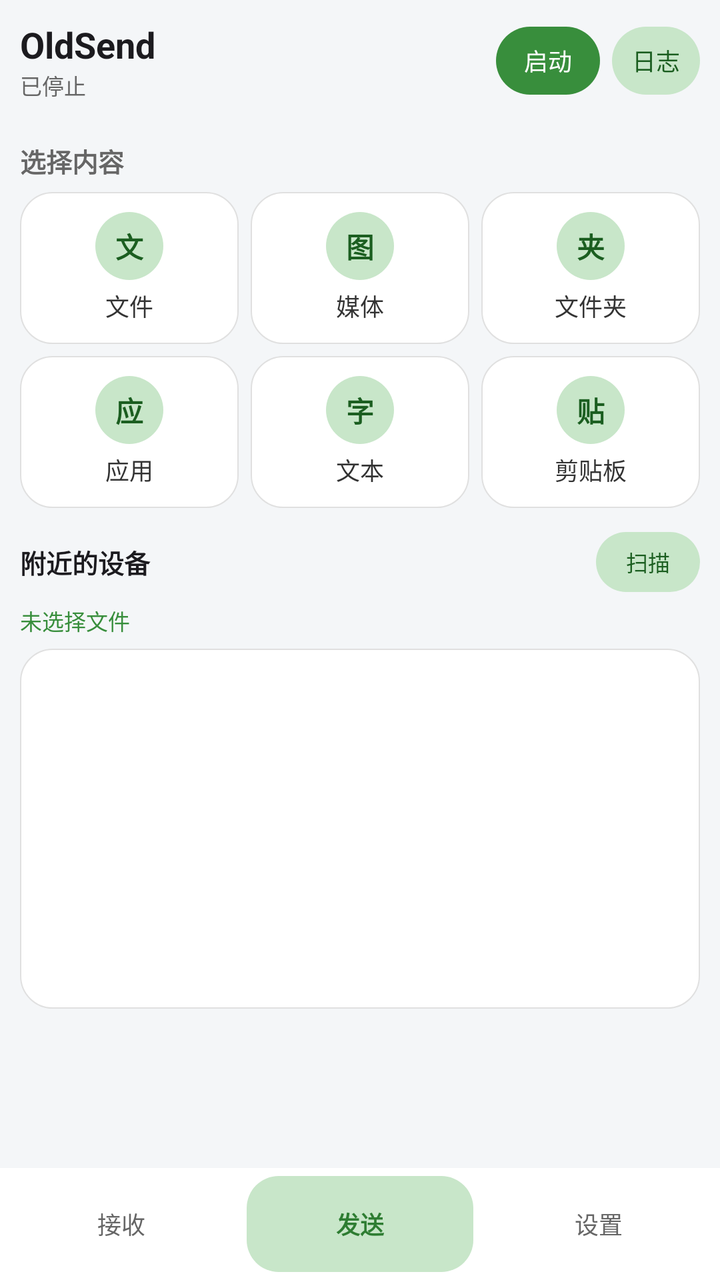
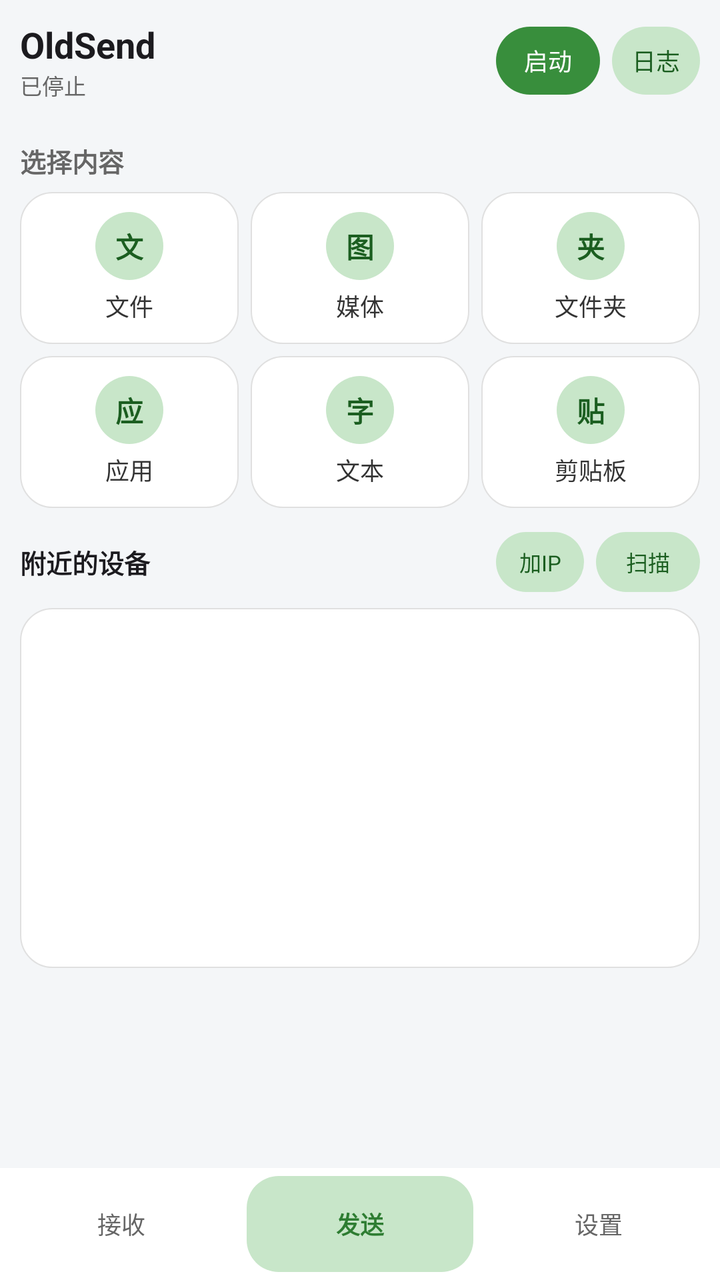

Compare the two renders of this Android layout. The source of the first and the diff that turns it into the second are given below.
<!-- AndroidManifest.xml: application theme android:Theme.Light -->
<!-- res/layout/activity_main.xml -->
<?xml version="1.0" encoding="utf-8"?>
<LinearLayout xmlns:android="http://schemas.android.com/apk/res/android"
    android:orientation="vertical"
    android:layout_width="match_parent"
    android:layout_height="match_parent"
    android:background="#F4F6F8">

    
    <LinearLayout
        android:layout_width="match_parent"
        android:layout_height="wrap_content"
        android:orientation="horizontal"
        android:padding="10dp"
        android:gravity="center_vertical">
        <LinearLayout
            android:layout_width="0dp"
            android:layout_weight="1"
            android:layout_height="wrap_content"
            android:orientation="vertical">
            <TextView
                android:layout_width="wrap_content"
                android:layout_height="wrap_content"
                android:text="OldSend"
                android:textSize="18sp"
                android:textStyle="bold"
                android:textColor="#1C1B1F"/>
            <TextView
                android:id="@+id/status"
                android:layout_width="wrap_content"
                android:layout_height="wrap_content"
                android:textSize="11sp"
                android:textColor="#666666"
                android:singleLine="true"
                android:ellipsize="end"
                android:text="已停止"/>
        </LinearLayout>
        <Button android:id="@+id/toggle" android:layout_width="wrap_content" android:layout_height="34dp" android:text="启动" android:textSize="12sp" android:background="@drawable/btn_md3_primary" android:textColor="#FFFFFF" android:minHeight="0dp" android:minWidth="52dp" android:paddingLeft="10dp" android:paddingRight="10dp"/>
        <Button android:id="@+id/btn_log" android:layout_width="wrap_content" android:layout_height="34dp" android:text="日志" android:textSize="12sp" android:background="@drawable/btn_md3_secondary" android:textColor="#1B5E20" android:layout_marginLeft="6dp" android:minHeight="0dp" android:minWidth="44dp" android:paddingLeft="10dp" android:paddingRight="10dp"/>
    </LinearLayout>

    <FrameLayout
        android:layout_width="match_parent"
        android:layout_height="0dp"
        android:layout_weight="1">

        
        <ScrollView
            android:id="@+id/page_send"
            android:layout_width="match_parent"
            android:layout_height="match_parent"
            android:visibility="visible"
            android:scrollbars="none">
            
            <LinearLayout
                android:layout_width="match_parent"
                android:layout_height="wrap_content"
                android:orientation="vertical"
                android:padding="10dp">
                
                <TextView android:id="@+id/tv_select_title" android:layout_width="wrap_content" android:layout_height="wrap_content" android:text="选择内容" android:textSize="13sp" android:textStyle="bold" android:textColor="#666666" android:layout_marginBottom="6dp"/>
                
                <LinearLayout android:orientation="horizontal" android:layout_width="match_parent" android:layout_height="wrap_content" android:weightSum="3">
                    <LinearLayout android:id="@+id/card_file" android:orientation="vertical" android:layout_width="0dp" android:layout_weight="1" android:layout_height="76dp" android:background="@drawable/bg_md3_card" android:tag="card" android:gravity="center" android:layout_marginRight="6dp">
                        <TextView android:id="@+id/tv_icon" android:layout_width="34dp" android:layout_height="34dp" android:background="@drawable/bg_icon_circle" android:gravity="center" android:text="文" android:textColor="#1B5E20" android:textStyle="bold" android:textSize="14sp"/>
                        <TextView android:id="@+id/tv_name" android:layout_width="wrap_content" android:layout_height="wrap_content" android:text="文件" android:textSize="12sp" android:layout_marginTop="4dp" android:textColor="#333"/>
                    </LinearLayout>
                    <LinearLayout android:id="@+id/card_media" android:orientation="vertical" android:layout_width="0dp" android:layout_weight="1" android:layout_height="76dp" android:background="@drawable/bg_md3_card" android:tag="card" android:gravity="center" android:layout_marginRight="6dp">
                        <TextView android:id="@+id/tv_icon" android:layout_width="34dp" android:layout_height="34dp" android:background="@drawable/bg_icon_circle" android:gravity="center" android:text="图" android:textColor="#1B5E20" android:textStyle="bold" android:textSize="14sp"/>
                        <TextView android:id="@+id/tv_name" android:layout_width="wrap_content" android:layout_height="wrap_content" android:text="媒体" android:textSize="12sp" android:layout_marginTop="4dp" android:textColor="#333"/>
                    </LinearLayout>
                    <LinearLayout android:id="@+id/card_folder" android:orientation="vertical" android:layout_width="0dp" android:layout_weight="1" android:layout_height="76dp" android:background="@drawable/bg_md3_card" android:tag="card" android:gravity="center">
                        <TextView android:id="@+id/tv_icon" android:layout_width="34dp" android:layout_height="34dp" android:background="@drawable/bg_icon_circle" android:gravity="center" android:text="夹" android:textColor="#1B5E20" android:textStyle="bold" android:textSize="14sp"/>
                        <TextView android:id="@+id/tv_name" android:layout_width="wrap_content" android:layout_height="wrap_content" android:text="文件夹" android:textSize="12sp" android:layout_marginTop="4dp" android:textColor="#333"/>
                    </LinearLayout>
                </LinearLayout>
                
                <LinearLayout android:orientation="horizontal" android:layout_width="match_parent" android:layout_height="wrap_content" android:weightSum="3" android:layout_marginTop="6dp">
                    <LinearLayout android:id="@+id/card_app" android:orientation="vertical" android:layout_width="0dp" android:layout_weight="1" android:layout_height="76dp" android:background="@drawable/bg_md3_card" android:tag="card" android:gravity="center" android:layout_marginRight="6dp">
                        <TextView android:id="@+id/tv_icon" android:layout_width="34dp" android:layout_height="34dp" android:background="@drawable/bg_icon_circle" android:gravity="center" android:text="应" android:textColor="#1B5E20" android:textStyle="bold" android:textSize="14sp"/>
                        <TextView android:id="@+id/tv_name" android:layout_width="wrap_content" android:layout_height="wrap_content" android:text="应用" android:textSize="12sp" android:layout_marginTop="4dp" android:textColor="#333"/>
                    </LinearLayout>
                    <LinearLayout android:id="@+id/card_text" android:orientation="vertical" android:layout_width="0dp" android:layout_weight="1" android:layout_height="76dp" android:background="@drawable/bg_md3_card" android:tag="card" android:gravity="center" android:layout_marginRight="6dp">
                        <TextView android:id="@+id/tv_icon" android:layout_width="34dp" android:layout_height="34dp" android:background="@drawable/bg_icon_circle" android:gravity="center" android:text="字" android:textColor="#1B5E20" android:textStyle="bold" android:textSize="14sp"/>
                        <TextView android:id="@+id/tv_name" android:layout_width="wrap_content" android:layout_height="wrap_content" android:text="文本" android:textSize="12sp" android:layout_marginTop="4dp" android:textColor="#333"/>
                    </LinearLayout>
                    <LinearLayout android:id="@+id/card_clipboard" android:orientation="vertical" android:layout_width="0dp" android:layout_weight="1" android:layout_height="76dp" android:background="@drawable/bg_md3_card" android:tag="card" android:gravity="center">
                        <TextView android:id="@+id/tv_icon" android:layout_width="34dp" android:layout_height="34dp" android:background="@drawable/bg_icon_circle" android:gravity="center" android:text="贴" android:textColor="#1B5E20" android:textStyle="bold" android:textSize="14sp"/>
                        <TextView android:id="@+id/tv_name" android:layout_width="wrap_content" android:layout_height="wrap_content" android:text="剪贴板" android:textSize="12sp" android:layout_marginTop="4dp" android:textColor="#333"/>
                    </LinearLayout>
                </LinearLayout>

                <LinearLayout android:layout_width="match_parent" android:layout_height="wrap_content" android:orientation="horizontal" android:gravity="center_vertical" android:layout_marginTop="12dp" android:layout_marginBottom="6dp">
                    <TextView android:id="@+id/tv_nearby_title" android:layout_width="0dp" android:layout_weight="1" android:layout_height="wrap_content" android:text="附近的设备" android:textSize="13sp" android:textStyle="bold" android:textColor="#1C1B1F"/>
                    <Button android:id="@+id/scan" android:layout_width="wrap_content" android:layout_height="30dp" android:text="扫描" android:textSize="11sp" android:background="@drawable/btn_md3_secondary" android:textColor="#1B5E20" android:minHeight="0dp" android:minWidth="52dp"/>
                </LinearLayout>

                <TextView android:id="@+id/tv_selected_file" android:layout_width="match_parent" android:layout_height="wrap_content" android:textSize="11sp" android:textColor="#388E3C" android:singleLine="true" android:ellipsize="middle" android:text="未选择文件" android:layout_marginBottom="4dp"/>

                <FrameLayout android:layout_width="match_parent" android:layout_height="wrap_content" android:background="@drawable/bg_md3_card" android:tag="card" android:layout_marginTop="2dp" android:minHeight="180dp">
                    <ListView android:id="@+id/devices" android:layout_width="match_parent" android:layout_height="wrap_content" android:divider="@null" android:dividerHeight="0dp"/>
                    <TextView android:id="@+id/empty_hint" android:layout_width="wrap_content" android:layout_height="wrap_content" android:layout_gravity="center" android:text="暂无设备" android:textColor="#999999" android:textSize="13sp" android:visibility="gone"/>
                </FrameLayout>
                
                <View android:layout_width="match_parent" android:layout_height="20dp"/>
            </LinearLayout>
        </ScrollView>

        
        <ScrollView
            android:id="@+id/page_receive"
            android:layout_width="match_parent"
            android:layout_height="match_parent"
            android:visibility="gone"
            android:scrollbars="none">
            <LinearLayout
                android:layout_width="match_parent"
                android:layout_height="wrap_content"
                android:orientation="vertical"
                android:padding="10dp">
                <TextView android:id="@+id/tv_receive_title" android:layout_width="match_parent" android:layout_height="wrap_content" android:text="接收记录" android:textSize="13sp" android:textStyle="bold" android:textColor="#1C1B1F" android:layout_marginBottom="6dp"/>
                <ListView android:id="@+id/history_list" android:layout_width="match_parent" android:layout_height="wrap_content" android:background="@drawable/bg_md3_card" android:tag="card" android:divider="@null" android:dividerHeight="4dp"/>
                <View android:layout_width="match_parent" android:layout_height="20dp"/>
            </LinearLayout>
        </ScrollView>

        
        <ScrollView
            android:id="@+id/page_settings"
            android:layout_width="match_parent"
            android:layout_height="match_parent"
            android:visibility="gone">
            <LinearLayout
                android:layout_width="match_parent"
                android:layout_height="wrap_content"
                android:orientation="vertical"
                android:padding="10dp">
                
                <TextView android:id="@+id/tv_set_rx" android:layout_width="wrap_content" android:layout_height="wrap_content" android:text="接收设置" android:textSize="13sp" android:textStyle="bold" android:textColor="#666666" android:layout_marginBottom="6dp"/>

                <LinearLayout android:layout_width="match_parent" android:layout_height="52dp" android:orientation="horizontal" android:padding="14dp" android:background="@drawable/bg_md3_card" android:tag="card" android:gravity="center_vertical">
                    <TextView android:id="@+id/tv_dark" android:layout_width="0dp" android:layout_weight="1" android:layout_height="wrap_content" android:text="深色模式" android:textSize="13sp" android:textColor="#333"/>
                    <org.oldsend.ui.Md3Switch android:id="@+id/cb_dark_mode" android:layout_width="44dp" android:layout_height="26dp"/>
                </LinearLayout>

                <LinearLayout android:layout_width="match_parent" android:layout_height="52dp" android:orientation="horizontal" android:padding="14dp" android:background="@drawable/bg_md3_card" android:tag="card" android:gravity="center_vertical" android:layout_marginTop="6dp">
                    <TextView android:id="@+id/tv_auto_save" android:layout_width="0dp" android:layout_weight="1" android:layout_height="wrap_content" android:text="自动保存" android:textSize="13sp" android:textColor="#333"/>
                    <org.oldsend.ui.Md3Switch android:id="@+id/cb_auto_save" android:layout_width="44dp" android:layout_height="26dp"/>
                </LinearLayout>

                <LinearLayout android:layout_width="match_parent" android:layout_height="52dp" android:orientation="horizontal" android:padding="14dp" android:background="@drawable/bg_md3_card" android:tag="card" android:gravity="center_vertical" android:layout_marginTop="6dp">
                    <TextView android:id="@+id/tv_save_album" android:layout_width="0dp" android:layout_weight="1" android:layout_height="wrap_content" android:text="保存到相册" android:textSize="13sp" android:textColor="#333"/>
                    <org.oldsend.ui.Md3Switch android:id="@+id/cb_save_album" android:layout_width="44dp" android:layout_height="26dp"/>
                </LinearLayout>

                <LinearLayout android:layout_width="match_parent" android:layout_height="52dp" android:orientation="horizontal" android:padding="14dp" android:background="@drawable/bg_md3_card" android:tag="card" android:gravity="center_vertical" android:layout_marginTop="6dp">
                    <TextView android:id="@+id/tv_save_history" android:layout_width="0dp" android:layout_weight="1" android:layout_height="wrap_content" android:text="保存到历史记录" android:textSize="13sp" android:textColor="#333"/>
                    <org.oldsend.ui.Md3Switch android:id="@+id/cb_save_history" android:layout_width="44dp" android:layout_height="26dp"/>
                </LinearLayout>

                <LinearLayout android:layout_width="match_parent" android:layout_height="52dp" android:orientation="horizontal" android:padding="14dp" android:background="@drawable/bg_md3_card" android:tag="card" android:gravity="center_vertical" android:layout_marginTop="6dp">
                    <TextView android:id="@+id/tv_use_pin" android:layout_width="0dp" android:layout_weight="1" android:layout_height="wrap_content" android:text="启用 PIN 密码" android:textSize="13sp" android:textColor="#333"/>
                    <org.oldsend.ui.Md3Switch android:id="@+id/cb_pin" android:layout_width="44dp" android:layout_height="26dp"/>
                </LinearLayout>

                <TextView android:id="@+id/tv_pin" android:layout_width="match_parent" android:layout_height="wrap_content" android:text="当前 PIN: 未启用" android:textSize="12sp" android:textColor="#388E3C" android:padding="10dp" android:visibility="gone"/>
                <LinearLayout android:id="@+id/row_pin_code" android:layout_width="match_parent" android:layout_height="52dp" android:orientation="horizontal" android:padding="14dp" android:background="@drawable/bg_md3_card" android:tag="card" android:gravity="center_vertical" android:layout_marginTop="6dp">
                    <TextView android:id="@+id/tv_pin_title" android:layout_width="0dp" android:layout_weight="1" android:layout_height="wrap_content" android:text="修改 PIN 码" android:textSize="13sp" android:textColor="#333"/>
                    <TextView android:id="@+id/tv_pin_value" android:layout_width="wrap_content" android:layout_height="wrap_content" android:text="0000" android:textSize="13sp" android:textColor="#888"/>
                </LinearLayout>

                <TextView android:id="@+id/tv_net" android:layout_width="wrap_content" android:layout_height="wrap_content" android:text="网络与自动化" android:textSize="13sp" android:textStyle="bold" android:textColor="#666666" android:layout_marginTop="12dp" android:layout_marginBottom="6dp"/>

                <LinearLayout android:layout_width="match_parent" android:layout_height="52dp" android:orientation="horizontal" android:padding="14dp" android:background="@drawable/bg_md3_card" android:tag="card" android:gravity="center_vertical">
                    <TextView android:layout_width="0dp" android:layout_weight="1" android:layout_height="wrap_content" android:id="@+id/tv_https_title"
                    android:text="开启 HTTPS 加密" android:textSize="13sp" android:textColor="#333"/>
                    <org.oldsend.ui.Md3Switch android:id="@+id/cb_https" android:layout_width="44dp" android:layout_height="26dp"/>
                </LinearLayout>

                <LinearLayout android:layout_width="match_parent" android:layout_height="52dp" android:orientation="horizontal" android:padding="14dp" android:background="@drawable/bg_md3_card" android:tag="card" android:gravity="center_vertical" android:layout_marginTop="6dp">
                    <TextView android:id="@+id/tv_web" android:layout_width="0dp" android:layout_weight="1" android:layout_height="wrap_content" android:text="启用网页传输" android:textSize="13sp" android:textColor="#333"/>
                    <org.oldsend.ui.Md3Switch android:id="@+id/cb_web" android:layout_width="44dp" android:layout_height="26dp"/>
                </LinearLayout>
                
                <LinearLayout android:layout_width="match_parent" android:layout_height="52dp" android:orientation="horizontal" android:padding="14dp" android:background="@drawable/bg_md3_card" android:tag="card" android:gravity="center_vertical" android:layout_marginTop="6dp">
                    <TextView android:id="@+id/tv_boot" android:layout_width="0dp" android:layout_weight="1" android:layout_height="wrap_content" android:text="开机自动启动" android:textSize="13sp" android:textColor="#333"/>
                    <org.oldsend.ui.Md3Switch android:id="@+id/cb_boot" android:layout_width="44dp" android:layout_height="26dp"/>
                </LinearLayout>
                
                <LinearLayout android:layout_width="match_parent" android:layout_height="52dp" android:orientation="horizontal" android:padding="14dp" android:background="@drawable/bg_md3_card" android:tag="card" android:gravity="center_vertical" android:layout_marginTop="6dp">
                    <TextView android:id="@+id/tv_notif" android:layout_width="0dp" android:layout_weight="1" android:layout_height="wrap_content" android:text="通过通知栏接收" android:textSize="13sp" android:textColor="#333"/>
                    <org.oldsend.ui.Md3Switch android:id="@+id/cb_receive_notif" android:layout_width="44dp" android:layout_height="26dp"/>
                </LinearLayout>

                <LinearLayout android:id="@+id/row_port" android:layout_width="match_parent" android:layout_height="52dp" android:orientation="horizontal" android:padding="14dp" android:background="@drawable/bg_md3_card" android:tag="card" android:gravity="center_vertical" android:layout_marginTop="6dp">
                    <TextView android:id="@+id/tv_port_title" android:layout_width="0dp" android:layout_weight="1" android:layout_height="wrap_content" android:text="端口" android:textSize="13sp" android:textColor="#333"/>
                    <TextView android:id="@+id/tv_port_value" android:layout_width="wrap_content" android:layout_height="wrap_content" android:text="53317" android:textSize="13sp" android:textColor="#888"/>
                </LinearLayout>

                <LinearLayout android:id="@+id/row_timeout" android:layout_width="match_parent" android:layout_height="52dp" android:orientation="horizontal" android:padding="14dp" android:background="@drawable/bg_md3_card" android:tag="card" android:gravity="center_vertical" android:layout_marginTop="6dp">
                    <TextView android:id="@+id/tv_timeout_title" android:layout_width="0dp" android:layout_weight="1" android:layout_height="wrap_content" android:text="搜索设备超时" android:textSize="13sp" android:textColor="#333"/>
                    <TextView android:id="@+id/tv_timeout_value" android:layout_width="wrap_content" android:layout_height="wrap_content" android:text="500" android:textSize="13sp" android:textColor="#888"/>
                </LinearLayout>

                <TextView android:id="@+id/tv_other" android:layout_width="wrap_content" android:layout_height="wrap_content" android:text="其他" android:textSize="13sp" android:textStyle="bold" android:textColor="#666666" android:layout_marginTop="12dp" android:layout_marginBottom="6dp"/>
                
                <LinearLayout android:id="@+id/row_language" android:layout_width="match_parent" android:layout_height="52dp" android:orientation="horizontal" android:padding="14dp" android:background="@drawable/bg_md3_card" android:tag="card" android:gravity="center_vertical">
                    <TextView android:id="@+id/tv_lang_title" android:layout_width="0dp" android:layout_weight="1" android:layout_height="wrap_content" android:text="语言 (Language)" android:textSize="13sp" android:textColor="#333"/>
                    <TextView android:id="@+id/tv_lang_value" android:layout_width="wrap_content" android:layout_height="wrap_content" android:text="跟随系统" android:textSize="13sp" android:textColor="#888"/>
                </LinearLayout>
                
                <LinearLayout android:layout_width="match_parent" android:layout_height="52dp" android:orientation="horizontal" android:padding="14dp" android:background="@drawable/bg_md3_card" android:tag="card" android:gravity="center_vertical" android:layout_marginTop="6dp">
                    <TextView android:id="@+id/tv_anim_title" android:layout_width="0dp" android:layout_weight="1" android:layout_height="wrap_content" android:text="界面切换动画" android:textSize="13sp" android:textColor="#333"/>
                    <org.oldsend.ui.Md3Switch android:id="@+id/cb_anim" android:layout_width="44dp" android:layout_height="26dp"/>
                </LinearLayout>

                <LinearLayout android:id="@+id/row_set_name" android:layout_width="match_parent" android:layout_height="52dp" android:orientation="horizontal" android:padding="14dp" android:background="@drawable/bg_md3_card" android:tag="card" android:gravity="center_vertical" android:layout_marginTop="6dp">
                    <TextView android:id="@+id/tv_set_name" android:layout_width="0dp" android:layout_weight="1" android:layout_height="wrap_content" android:text="修改设备名称" android:textSize="13sp" android:textColor="#333"/>
                    <TextView android:id="@+id/tv_setting_name" android:layout_width="wrap_content" android:layout_height="wrap_content" android:text="" android:textSize="13sp" android:textColor="#888"/>
                </LinearLayout>
                
                <LinearLayout android:id="@+id/row_backup" android:layout_width="match_parent" android:layout_height="52dp" android:orientation="horizontal" android:padding="14dp" android:background="@drawable/bg_md3_card" android:tag="card" android:gravity="center_vertical" android:layout_marginTop="6dp">
                    <TextView android:id="@+id/tv_backup" android:layout_width="0dp" android:layout_weight="1" android:layout_height="wrap_content" android:text="备份 / 恢复设置" android:textSize="13sp" android:textColor="#333"/>
                </LinearLayout>

                <LinearLayout android:id="@+id/row_about" android:layout_width="match_parent" android:layout_height="52dp" android:orientation="horizontal" android:padding="14dp" android:background="@drawable/bg_md3_card" android:tag="card" android:gravity="center_vertical" android:layout_marginTop="6dp" android:layout_marginBottom="20dp">
                    <TextView android:id="@+id/tv_about" android:layout_width="0dp" android:layout_weight="1" android:layout_height="wrap_content" android:text="关于 OldSend" android:textSize="13sp" android:textColor="#333"/>
                </LinearLayout>
            </LinearLayout>
        </ScrollView>
    </FrameLayout>

    
    <LinearLayout
        android:layout_width="match_parent"
        android:layout_height="56dp"
        android:orientation="horizontal"
        android:background="#FFFFFF" android:tag="card"
        android:padding="4dp"
        android:gravity="center">
        <LinearLayout android:id="@+id/tab_receive" android:layout_width="0dp" android:layout_weight="1" android:layout_height="match_parent" android:gravity="center" android:orientation="vertical">
            <TextView android:id="@+id/tab_receive_text" android:layout_width="wrap_content" android:layout_height="wrap_content" android:text="接收" android:textColor="#666666" android:textSize="12sp"/>
        </LinearLayout>
        <View android:layout_width="6dp" android:layout_height="match_parent"/>
        <LinearLayout android:id="@+id/tab_send" android:layout_width="0dp" android:layout_weight="1" android:layout_height="match_parent" android:background="@drawable/bg_tab_selected" android:gravity="center" android:orientation="vertical">
            <TextView android:id="@+id/tab_send_text" android:layout_width="wrap_content" android:layout_height="wrap_content" android:text="发送" android:textColor="#2E7D32" android:textStyle="bold" android:textSize="12sp"/>
        </LinearLayout>
        <View android:layout_width="6dp" android:layout_height="match_parent"/>
        <LinearLayout android:id="@+id/tab_settings" android:layout_width="0dp" android:layout_weight="1" android:layout_height="match_parent" android:gravity="center" android:orientation="vertical">
            <TextView android:id="@+id/tab_settings_text" android:layout_width="wrap_content" android:layout_height="wrap_content" android:text="设置" android:textColor="#666666" android:textSize="12sp"/>
        </LinearLayout>
    </LinearLayout>
</LinearLayout>
<!-- resources referenced by this layout -->
<resources>
  <!-- drawable bg_icon_circle (drawable) -->
  <?xml version="1.0" encoding="utf-8"?>
  <shape xmlns:android="http://schemas.android.com/apk/res/android" android:shape="oval">
      <solid android:color="#C8E6C9"/>
      <size android:width="40dp" android:height="40dp"/>
  </shape>
  <!-- drawable bg_md3_card (drawable) -->
  <?xml version="1.0" encoding="utf-8"?>
  <shape xmlns:android="http://schemas.android.com/apk/res/android">
      <solid android:color="#FFFFFF"/>
      <corners android:radius="16dp"/>
      <stroke android:width="0.5dp" android:color="#E0E0E0"/>
  </shape>
  <!-- drawable bg_tab_selected (drawable) -->
  <?xml version="1.0" encoding="utf-8"?>
  <shape xmlns:android="http://schemas.android.com/apk/res/android">
      <solid android:color="#C8E6C9"/>
      <corners android:radius="16dp"/>
  </shape>
  <!-- drawable btn_md3_primary (drawable) -->
  <?xml version="1.0" encoding="utf-8"?>
  <selector xmlns:android="http://schemas.android.com/apk/res/android">
      <item android:state_pressed="true">
          <shape><solid android:color="#2E7D32"/><corners android:radius="20dp"/></shape>
      </item>
      <item>
          <shape><solid android:color="#388E3C"/><corners android:radius="20dp"/></shape>
      </item>
  </selector>
  <!-- drawable btn_md3_secondary (drawable) -->
  <?xml version="1.0" encoding="utf-8"?>
  <selector xmlns:android="http://schemas.android.com/apk/res/android">
      <item android:state_pressed="true">
          <shape><solid android:color="#A5D6A7"/><corners android:radius="20dp"/></shape>
      </item>
      <item>
          <shape><solid android:color="#C8E6C9"/><corners android:radius="20dp"/></shape>
      </item>
  </selector>
</resources>

<!-- the commit's change to res/layout/activity_main.xml (unified diff, before → after) -->
@@ -91,10 +91,18 @@
 
                 <LinearLayout android:layout_width="match_parent" android:layout_height="wrap_content" android:orientation="horizontal" android:gravity="center_vertical" android:layout_marginTop="12dp" android:layout_marginBottom="6dp">
                     <TextView android:id="@+id/tv_nearby_title" android:layout_width="0dp" android:layout_weight="1" android:layout_height="wrap_content" android:text="附近的设备" android:textSize="13sp" android:textStyle="bold" android:textColor="#1C1B1F"/>
+                    <Button android:id="@+id/btn_manual_ip" android:layout_width="wrap_content" android:layout_height="30dp" android:text="加IP" android:textSize="11sp" android:background="@drawable/btn_md3_secondary" android:textColor="#1B5E20" android:minHeight="0dp" android:minWidth="44dp" android:layout_marginRight="6dp"/>
                     <Button android:id="@+id/scan" android:layout_width="wrap_content" android:layout_height="30dp" android:text="扫描" android:textSize="11sp" android:background="@drawable/btn_md3_secondary" android:textColor="#1B5E20" android:minHeight="0dp" android:minWidth="52dp"/>
                 </LinearLayout>
 
-                <TextView android:id="@+id/tv_selected_file" android:layout_width="match_parent" android:layout_height="wrap_content" android:textSize="11sp" android:textColor="#388E3C" android:singleLine="true" android:ellipsize="middle" android:text="未选择文件" android:layout_marginBottom="4dp"/>
+                <LinearLayout android:id="@+id/layout_selected_files" android:layout_width="match_parent" android:layout_height="wrap_content" android:orientation="vertical" android:background="@drawable/bg_md3_card" android:tag="card" android:padding="12dp" android:visibility="gone" android:layout_marginBottom="6dp">
+                    <TextView android:layout_width="wrap_content" android:layout_height="wrap_content" android:text="选择" android:textSize="14sp" android:textColor="#1C1B1F" android:textStyle="bold"/>
+                    <TextView android:id="@+id/tv_selected_file" android:layout_width="match_parent" android:layout_height="wrap_content" android:textSize="12sp" android:textColor="#666" android:layout_marginTop="4dp"/>
+                    <LinearLayout android:layout_width="match_parent" android:layout_height="wrap_content" android:orientation="horizontal" android:gravity="end" android:layout_marginTop="8dp">
+                        <Button android:id="@+id/btn_edit_files" android:layout_width="wrap_content" android:layout_height="32dp" android:text="编辑" android:textSize="12sp" android:textColor="#49454F" android:background="@android:color/transparent" android:minHeight="0dp" android:minWidth="48dp"/>
+                        <Button android:id="@+id/btn_add_files_more" android:layout_width="wrap_content" android:layout_height="32dp" android:text="+ 添加" android:textSize="12sp" android:textColor="#FFFFFF" android:background="@drawable/btn_md3_primary" android:minHeight="0dp" android:minWidth="60dp" android:layout_marginLeft="8dp"/>
+                    </LinearLayout>
+                </LinearLayout>
 
                 <FrameLayout android:layout_width="match_parent" android:layout_height="wrap_content" android:background="@drawable/bg_md3_card" android:tag="card" android:layout_marginTop="2dp" android:minHeight="180dp">
                     <ListView android:id="@+id/devices" android:layout_width="match_parent" android:layout_height="wrap_content" android:divider="@null" android:dividerHeight="0dp"/>
